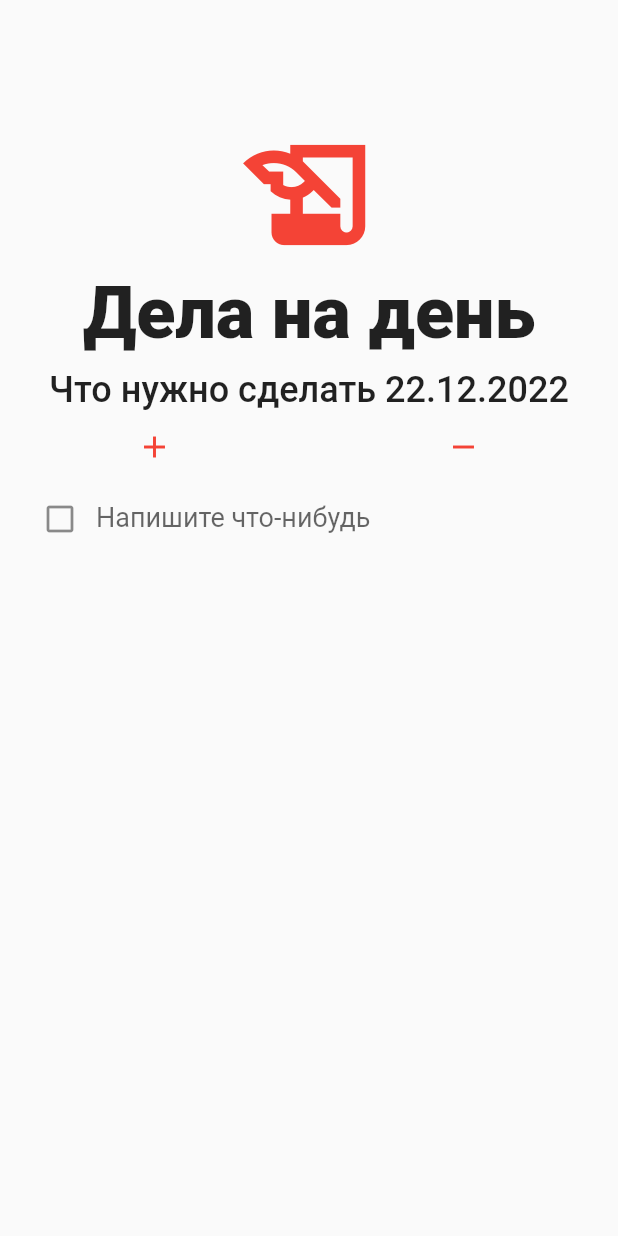
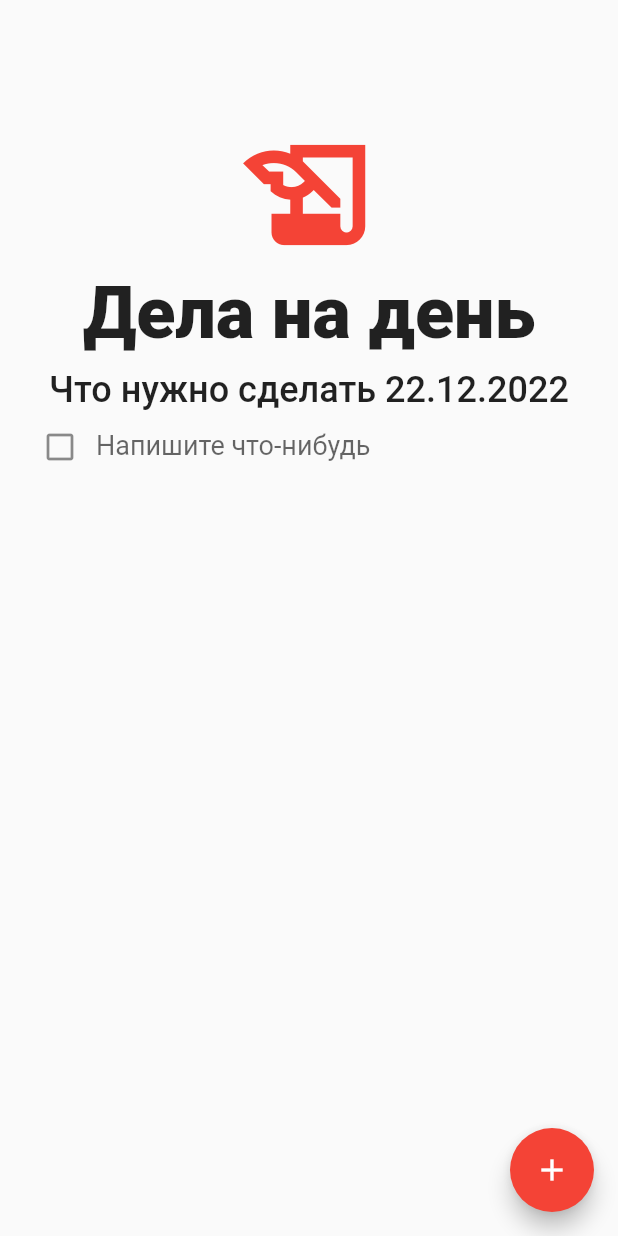
Before and after one commit to EdgArmenia/todo_list_app, a Flutter app: the screen it shows after launch, on a phone screen of 412 x 824 dp. Run offline on Flutter 3.47's test engine with Material 2 defaults, Android fonts, the phone set to English and light mode, and no system bars.

Commit message:
Done App

```diff
--- a/lib/screen/screen.dart
+++ b/lib/screen/screen.dart
@@ -1,4 +1,5 @@
 import 'package:flutter/material.dart';
+import 'package:flutter/services.dart';
 import 'package:todo_list/model/my_provider.dart';
 import 'package:provider/provider.dart';
 import 'package:todo_list/model/textfield_list.dart';
@@ -10,32 +11,40 @@ class MainScreen extends StatelessWidget {
   @override
   Widget build(BuildContext context) {
     MyProvider state = Provider.of<MyProvider>(context);
-    return Scaffold(
+    return GestureDetector(
+      onTap: () => FocusManager.instance.primaryFocus?.unfocus(),
+      child: Scaffold(
         body: Center(
           child: Column(
             children: [
               const SizedBox(height: 80),
               IntroWidget(time: state.timeValue),
-            Row(
-              mainAxisAlignment: MainAxisAlignment.spaceAround,
-              children: [
-                IconButton(
-                  icon: const Icon(Icons.add, color: Colors.red),
-                  onPressed: (() {
-                    state.addTextField(state);
-                  }),
-                ),
-                IconButton(
-                  icon: const Icon(Icons.remove, color: Colors.red),
-                  onPressed: (() {
-                    state.popTextField();
-                    writeJson(state.textFieldsList);
-                  }),
-                ),
+              // Row(
+              //   mainAxisAlignment: MainAxisAlignment.spaceAround,
+              //   children: [
+              //     IconButton(
+              //       icon: const Icon(Icons.add, color: Colors.red),
+              //       onPressed: (() {
+              //         state.addTextField(state);
+              //       }),
+              //     ),
+              //     IconButton(
+              //       icon: const Icon(Icons.remove, color: Colors.red),
+              //       onPressed: (() {
+              //         state.removeLastTextField();
+              //         writeJson(state.textFieldsList);
+              //       }),
+              //     ),
+              //   ],
+              // ),
+              ListField(state: state),
             ],
           ),
-            ListField(state: state),
-          ],
+        ),
+        floatingActionButton: FloatingActionButton(
+          backgroundColor: Colors.red,
+          onPressed: (() => state.addTextField(state)),
+          child: const Icon(Icons.add, color: Colors.white),
         ),
       ),
     );
@@ -111,12 +120,36 @@ class _ListFieldState extends State<ListField> {
         builder: (context, snapshot) {
           if (snapshot.hasData) {
             return ListView.builder(
-              padding: const EdgeInsets.only(left: 16.0, right: 32.0),
               shrinkWrap: true,
               scrollDirection: Axis.vertical,
               itemCount: widget.state.getWidgetList.length,
               itemBuilder: ((context, index) {
-                return widget.state.getWidgetList[index];
+                return Dismissible(
+                  direction: DismissDirection.endToStart,
+                  background: Card(
+                    margin: const EdgeInsets.all(0),
+                    color: Colors.red,
+                    elevation: 0,
+                    shape: const RoundedRectangleBorder(
+                        borderRadius: BorderRadius.all(Radius.circular(0))),
+                    child: Row(
+                      mainAxisSize: MainAxisSize.min,
+                      mainAxisAlignment: MainAxisAlignment.end,
+                      children: const [
+                        Text(
+                          'Удалить ',
+                          style: TextStyle(color: Colors.white, fontSize: 18.0),
+                        ),
+                      ],
+                    ),
+                  ),
+                  key: UniqueKey(),
+                  child: widget.state.getWidgetList[index],
+                  onDismissed: (direction) {
+                    widget.state.removeTextFieldByIndex(index);
+                    writeJson(widget.state.textFieldsList);
+                  },
+                );
               }),
             );
           } else if (snapshot.hasError) {
@@ -148,26 +181,22 @@ class MyTextField extends StatefulWidget {
 }
 
 class _MyTextFieldState extends State<MyTextField> {
+  // Offset _tapPosition = Offset.zero;
   @override
   void initState() {
     widget.model.index = widget.state.getWidgetList.indexOf(widget);
-
     super.initState();
   }
 
   @override
-  void dispose() {
-    widget.model.controller.dispose();
-    super.dispose();
-  }
-
-  @override
   Widget build(BuildContext context) {
-    return TextField(
+    return Container(
+      padding: const EdgeInsets.only(left: 16.0, right: 32.0),
+      child: TextField(
         focusNode: widget._focus,
         cursorColor: Colors.black,
         controller: widget.model.controller,
-      textCapitalization: TextCapitalization.words,
+        textCapitalization: TextCapitalization.sentences,
         decoration: InputDecoration(
           hintMaxLines: 1,
           prefixIcon: IconButton(
@@ -189,9 +218,10 @@ class _MyTextFieldState extends State<MyTextField> {
         style: widget.model.textStyle,
         onChanged: ((_) => writeJson(widget.state.textFieldsList)),
         onSubmitted: (_) {
-        widget.state
-            .changeFocus(context, widget.model.index, widget.model.index + 1);
+          widget._focus.unfocus();
+          writeJson(widget.state.textFieldsList);
         },
+      ),
     );
   }
 }
```
Also changed, not shown: lib/model/my_provider.dart (+14 -7 lines), 63 other files. Lines whose indentation alone changed are shown as unchanged.
